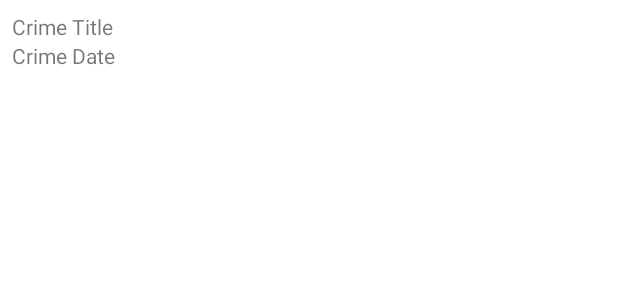
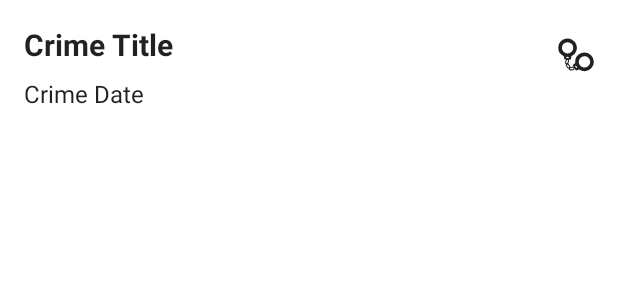
Before and after one commit to JohnyLukas/crime-and-punishment, an Android app: the layout list_item_crime.xml on its own in the app's theme, with its tools: preview values and no code run, on a phone screen of 412 x 824 dp. Shown: the top 300 px of the screen. Run offline under Robolectric (Android 15) with nearby library versions, the phone set to English and light mode, and no system bars.

Commit message:
add icon and display logic 'solved' status, change date format

```diff
--- a/app/src/main/java/com/example/criminalintent/CrimeDetailFragment.kt
+++ b/app/src/main/java/com/example/criminalintent/CrimeDetailFragment.kt
@@ -7,6 +7,7 @@ import android.view.ViewGroup
 import androidx.core.widget.doOnTextChanged
 import androidx.fragment.app.Fragment
 import com.example.criminalintent.databinding.FragmentCrimeDetailBinding
+import java.text.DateFormat
 import java.util.*
 
 class CrimeDetailFragment : Fragment() {
@@ -46,7 +47,8 @@ class CrimeDetailFragment : Fragment() {
             }
 
             crimeDate.apply {
-                text = crime.date.toString()
+                text = DateFormat.getDateInstance(DateFormat.FULL)
+                    .format(crime.date).toString()
                 isEnabled = false
             }
 
--- a/app/src/main/java/com/example/criminalintent/CrimeListAdapter.kt
+++ b/app/src/main/java/com/example/criminalintent/CrimeListAdapter.kt
@@ -1,9 +1,12 @@
 package com.example.criminalintent
 
 import android.view.LayoutInflater
+import android.view.View
 import android.view.ViewGroup
 import androidx.recyclerview.widget.RecyclerView
 import com.example.criminalintent.databinding.ListItemCrimeBinding
+import java.text.DateFormat
+import java.text.DateFormat.getDateTimeInstance
 
 class CrimeListAdapter(
     private val crimes: List<Crime>
@@ -26,8 +29,14 @@ class CrimeListAdapter(
 class CrimeHolder(
     private val binding: ListItemCrimeBinding
 ) : RecyclerView.ViewHolder(binding.root) {
-    fun bind (crime: Crime) {
+    fun bind(crime: Crime) {
         binding.crimeTitle.text = crime.title
-        binding.crimeDate.text = crime.date.toString()
+        binding.crimeDate.text = getDateTimeInstance(DateFormat.FULL, DateFormat.SHORT)
+            .format(crime.date).toString()
+        binding.crimeSolved.visibility = if (crime.isSolved) {
+            View.VISIBLE
+        } else {
+            View.GONE
+        }
     }
 }
--- /dev/null
+++ b/app/src/main/res/drawable-v24/ic_solved.xml
@@ -0,0 +1,21 @@
+<vector xmlns:android="http://schemas.android.com/apk/res/android"
+    android:width="24dp"
+    android:height="24dp"
+    android:viewportWidth="24"
+    android:viewportHeight="24">
+  <path
+      android:pathData="M5.07,1.11A6.19,6.19 0,0 0,3.65 12.7a0.57,0.57 0,0 1,0.32 0.44l0.19,1.25a0.62,0.62 0,0 0,0.61 0.63,16.41 16.41,0 0,0 3.29,0 0.62,0.62 0,0 0,0.61 -0.63l0.18,-1.23a0.61,0.61 0,0 1,0.35 -0.47A6.2,6.2 0,0 0,5.07 1.11ZM7,14H6.51a0.49,0.49 0,0 1,-0.38 0.19,0.51 0.51,0 1,1 0.38,-0.83H7a0.33,0.33 0,0 1,0.32 0.32A0.32,0.32 0,0 1,7 14ZM6.4,11a3.79,3.79 0,1 1,3.79 -3.79A3.79,3.79 0,0 1,6.4 11Z"
+      android:fillColor="?android:attr/textColorPrimary"/>
+  <path
+      android:pathData="M5.66,18.2l-0.21,-0.07a1,1 0,0 1,-0.69 -1.27l0.44,-1.5a1,1 0,0 1,1.27 -0.69l0.21,0.06A1,1 0,0 1,7.38 16l-0.44,1.5A1,1 0,0 1,5.66 18.2ZM6.27,15.33a0.33,0.33 0,0 0,-0.41 0.23l-0.44,1.5a0.33,0.33 0,0 0,0.22 0.41l0.22,0.06a0.33,0.33 0,0 0,0.41 -0.22l0.44,-1.5a0.33,0.33 0,0 0,-0.22 -0.41Z"
+      android:fillColor="?android:attr/textColorPrimary"/>
+  <path
+      android:pathData="M7.9,20.72l-0.17,0.13a1,1 0,0 1,-1.44 -0.2L5.35,19.4A1,1 0,0 1,5.55 18l0.18,-0.14a1,1 0,0 1,1.43 0.2l0.94,1.25A1,1 0,0 1,7.9 20.72ZM6,18.52A0.34,0.34 0,0 0,5.9 19l0.94,1.24a0.34,0.34 0,0 0,0.47 0.07l0.18,-0.14a0.33,0.33 0,0 0,0.06 -0.46l-0.94,-1.25a0.33,0.33 0,0 0,-0.47 -0.06Z"
+      android:fillColor="?android:attr/textColorPrimary"/>
+  <path
+      android:pathData="M11.12,20.79l0,0.22a1.07,1.07 0,0 1,-1 1.11l-1.7,0.14a1.08,1.08 0,0 1,-1.2 -0.93l0,-0.23a1.08,1.08 0,0 1,1 -1.11l1.71,-0.13A1.06,1.06 0,0 1,11.12 20.79ZM8,21.27a0.36,0.36 0,0 0,0.39 0.3l1.7,-0.14a0.36,0.36 0,0 0,0.34 -0.36l0,-0.22a0.35,0.35 0,0 0,-0.39 -0.3l-1.7,0.13A0.34,0.34 0,0 0,8 21Z"
+      android:fillColor="?android:attr/textColorPrimary"/>
+  <path
+      android:pathData="M22.19,12.33A6.19,6.19 0,0 0,11.5 17a0.61,0.61 0,0 1,-0.21 0.51l-1,0.79a0.62,0.62 0,0 0,-0.24 0.84A16.5,16.5 0,0 0,11.75 22a0.61,0.61 0,0 0,0.85 0.2l1.15,-0.47a0.63,0.63 0,0 1,0.58 0.06,6.19 6.19,0 0,0 7.86,-9.45ZM12.13,20.55l-0.26,-0.43a0.49,0.49 0,0 1,-0.35 -0.23,0.51 0.51,0 0,1 0.17,-0.69 0.51,0.51 0,0 1,0.69 0.18,0.48 0.48,0 0,1 0,0.42l0.26,0.43a0.32,0.32 0,0 1,-0.12 0.44A0.31,0.31 0,0 1,12.13 20.55ZM14.4,18.5a3.79,3.79 0,1 1,5.19 1.33A3.79,3.79 0,0 1,14.4 18.5Z"
+      android:fillColor="?android:attr/textColorPrimary"/>
+</vector>
--- a/app/src/main/res/layout/list_item_crime.xml
+++ b/app/src/main/res/layout/list_item_crime.xml
@@ -1,21 +1,48 @@
 <?xml version="1.0" encoding="utf-8"?>
-<LinearLayout
-    xmlns:android="http://schemas.android.com/apk/res/android"
-    android:orientation="vertical"
+<androidx.constraintlayout.widget.ConstraintLayout xmlns:android="http://schemas.android.com/apk/res/android"
+    xmlns:app="http://schemas.android.com/apk/res-auto"
+    xmlns:tools="http://schemas.android.com/tools"
+    android:id="@+id/linearLayout"
     android:layout_width="match_parent"
-    android:layout_height="wrap_content"
-    android:padding="8dp" >
+    android:layout_height="wrap_content">
 
     <TextView
         android:id="@+id/crime_title"
-        android:layout_width="match_parent"
+        android:layout_width="0dp"
         android:layout_height="wrap_content"
-        android:text="Crime Title"/>
+        android:layout_marginStart="16dp"
+        android:layout_marginTop="16dp"
+        android:layout_marginEnd="8dp"
+        android:text="Crime Title"
+        android:textColor="?android:attr/textColorPrimary"
+        android:textSize="20sp"
+        android:textStyle="bold"
+        app:layout_constraintEnd_toStartOf="@+id/crime_solved"
+        app:layout_constraintStart_toStartOf="parent"
+        app:layout_constraintTop_toTopOf="parent" />
 
     <TextView
         android:id="@+id/crime_date"
-        android:layout_width="match_parent"
+        android:layout_width="0dp"
         android:layout_height="wrap_content"
-        android:text="Crime Date"/>
+        android:layout_marginStart="16dp"
+        android:layout_marginTop="8dp"
+        android:layout_marginEnd="8dp"
+        android:text="Crime Date"
+        android:textColor="?android:attr/textColorPrimary"
+        android:textSize="16sp"
+        app:layout_constraintEnd_toStartOf="@+id/crime_solved"
+        app:layout_constraintStart_toStartOf="parent"
+        app:layout_constraintTop_toBottomOf="@+id/crime_title" />
 
-</LinearLayout>
+    <ImageView
+        android:id="@+id/crime_solved"
+        android:layout_width="wrap_content"
+        android:layout_height="wrap_content"
+        android:layout_marginEnd="16dp"
+        app:layout_constraintBottom_toBottomOf="parent"
+        app:layout_constraintEnd_toEndOf="parent"
+        app:layout_constraintTop_toTopOf="parent"
+        app:srcCompat="@drawable/ic_solved" />
+
+</androidx.constraintlayout.widget.ConstraintLayout>
```
